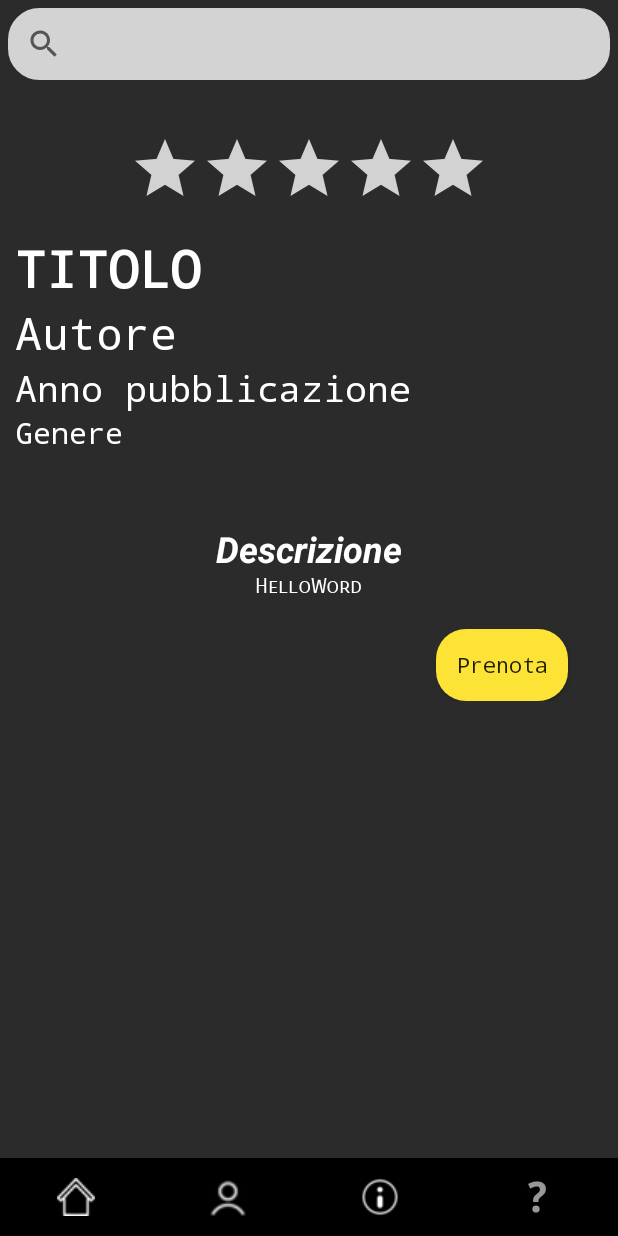
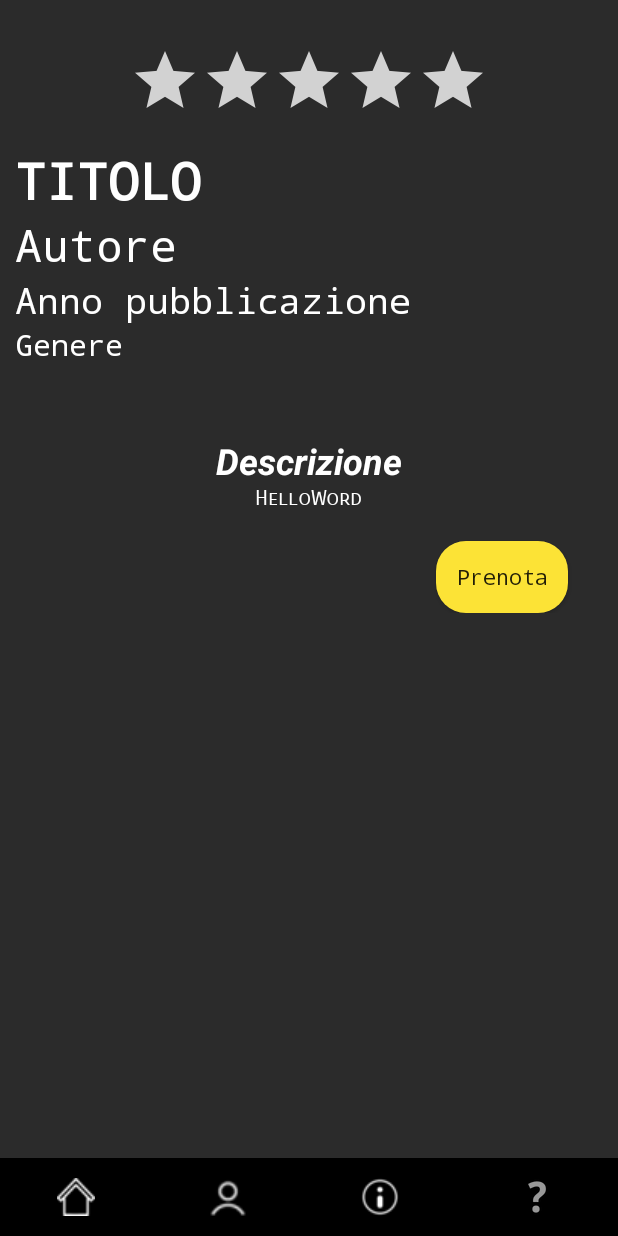
Before and after one commit to josy11unipa/Biblioteca, an Android app: the fragment Libro_Fragment placed in its activity, on a phone screen of 412 x 824 dp. Run offline under Robolectric (Android 15) with nearby library versions, the phone set to English and light mode, and no system bars; Roboto replaces fonts that are not available here; 1 statement that could not run was skipped.

Commit message:
Merge remote-tracking branch 'github/master'

```diff
--- a/app/src/main/java/com/example/biblioteca/FragmentSearch.kt
+++ /dev/null
@@ -1,52 +0,0 @@
-package com.example.biblioteca
-
-import android.os.Bundle
-import android.util.Log
-import android.view.LayoutInflater
-import android.view.View
-import android.view.ViewGroup
-import android.widget.FrameLayout
-import android.widget.SearchView
-import androidx.core.os.bundleOf
-import androidx.fragment.app.Fragment
-import androidx.fragment.app.FragmentManager
-import androidx.fragment.app.setFragmentResult
-import com.example.biblioteca.databinding.FragmentSearchBinding
-import com.example.biblioteca.home.Home_Fragment
-import kotlinx.coroutines.selects.select
-
-class FragmentSearch(): Fragment() {
-    private lateinit var binding: FragmentSearchBinding
-    companion object{
-        var text : CharSequence= ""
-    }
-    override fun onCreateView(
-        inflater: LayoutInflater,
-        container: ViewGroup?,
-        savedInstanceState: Bundle?
-    ): View? {
-        binding= FragmentSearchBinding.inflate(inflater)
-        binding.searchBar.setOnClickListener{
-            binding.searchBar.isIconified = false
-        }
-
-        binding.searchBar.setOnQueryTextListener (object :SearchView.OnQueryTextListener {
-            override fun onQueryTextSubmit(query: String?): Boolean {
-                text = binding.searchBar.query.toString()
-                Log.i("TEXT","parola cercata: ${text}")
-                val query =
-                    "select * from libro where autore LIKE '%$text%' or titolo LIKE '%$text%' or anno LIKE'%$text%' or genere LIKE'$text';"
-
-                setFragmentResult("queryK", bundleOf("queryB" to query))
-                Log.i("FragmentSearch","query: $query text: $text")
-                return true
-            }
-            override fun onQueryTextChange(newText: String?): Boolean {
-                return false
-            }
-
-        })
-
-        return binding.root
-    }
-}
--- a/app/src/main/java/com/example/biblioteca/Libro_Fragment.kt
+++ b/app/src/main/java/com/example/biblioteca/Libro_Fragment.kt
@@ -31,8 +31,6 @@ class Libro_Fragment:Fragment() {
         savedInstanceState: Bundle?
     ): View? {
         binding=LibroLayoutBinding.inflate(inflater)
-        var text = FragmentSearch.text
-        Log.i("TEXT in libro","parola cercata: ${FragmentSearch.text}")
 
         setFragmentResultListener("keyId"){ requestKey, bundle ->
             val libroS=bundle.getString("keyBundleId")
--- a/app/src/main/java/com/example/biblioteca/home/Home_Fragment.kt
+++ b/app/src/main/java/com/example/biblioteca/home/Home_Fragment.kt
@@ -1,19 +1,16 @@
 package com.example.biblioteca.home
 
-import android.content.ContentValues
 import android.os.Bundle
-import android.util.Log
 import android.view.LayoutInflater
 import android.view.View
 import android.view.ViewGroup
+import android.widget.SearchView
 import android.widget.Toast
 import androidx.core.os.bundleOf
 import androidx.fragment.app.Fragment
 import androidx.fragment.app.setFragmentResult
-import androidx.fragment.app.setFragmentResultListener
 import androidx.recyclerview.widget.GridLayoutManager
 import com.example.biblioteca.ClientNetwork
-import com.example.biblioteca.FragmentSearch
 import com.example.biblioteca.Libro_Fragment
 import com.example.biblioteca.R
 import com.example.biblioteca.databinding.HomeLayoutBinding
@@ -31,19 +28,29 @@ class Home_Fragment(): Fragment() {
         container: ViewGroup?,
         savedInstanceState: Bundle?
     ): View? {
-        var queryL="Select * from libro order by titolo;"
-        var text = FragmentSearch.text.toString()
-        if(text!=""){
-            queryL="select * from libro where autore LIKE '%$text%' or titolo LIKE '%$text%' or anno LIKE'%$text%' or genere LIKE'$text';\""
+        var query="Select * from libro order by titolo;"
+        binding = HomeLayoutBinding.inflate(inflater)
+
+        binding.searchBar.setOnClickListener{
+            binding.searchBar.isIconified = false
         }
-        binding = HomeLayoutBinding.inflate(inflater)
-        Log.i("queryL","queryL:$queryL")
-        setFragmentResultListener("queryK"){requestKey, bundle ->
-            //queryL=bundle.getString("queryHome").toString()
-            queryL=bundle.getString("queryB").toString()
-            getbook(queryL)
-        }
-        getbook(queryL)
+
+        binding.searchBar.setOnQueryTextListener (object : SearchView.OnQueryTextListener {
+            override fun onQueryTextSubmit(parola: String?): Boolean {
+                val query =
+                    "select * from libro where autore LIKE '%$parola%' " +
+                            "or titolo LIKE '%$parola%' " +
+                            "or anno LIKE'%$parola%' " +
+                            "or genere LIKE'$parola';"
+                getbook(query)
+                return true
+            }
+            override fun onQueryTextChange(newText: String?): Boolean {
+                return false
+            }
+
+        })
+        getbook(query)
         return binding.root
     }
     private fun getbook (query:String) {
--- a/app/src/main/java/com/example/biblioteca/info/Info_Fragment.kt
+++ b/app/src/main/java/com/example/biblioteca/info/Info_Fragment.kt
@@ -20,10 +20,7 @@ class Info_Fragment : Fragment() {
         savedInstanceState: Bundle?
     ): View? {
         binding = InfoLayoutBinding.inflate(inflater)
-        val result = "Info"
-        setFragmentResult("key", bundleOf("keyBundle" to result))
         val uri="https://www.google.com/maps/dir//Viale+delle+Scienze,+8,+90128+Palermo+PA/@38.1051203,13.3454843,17z/data=!4m8!4m7!1m0!1m5!1m1!1s0x1319ef7a384ba497:0x8fcd066cfdddd06f!2m2!1d13.3480592!2d38.1051203?entry=ttu"
-
         binding.buttonMaps.setOnClickListener{
             val i = Intent(Intent.ACTION_VIEW, Uri.parse(uri))
             startActivity(i)
--- a/app/src/main/res/layout/activity_main.xml
+++ b/app/src/main/res/layout/activity_main.xml
@@ -5,16 +5,6 @@
     android:layout_width="match_parent"
     android:layout_height="match_parent"
     tools:context=".MainActivity">
-
-    <androidx.fragment.app.FragmentContainerView
-        android:id="@+id/fragmentSearchBar"
-        android:name="com.example.biblioteca.FragmentSearch"
-        android:layout_width="match_parent"
-        android:layout_height="wrap_content"
-        app:layout_constraintEnd_toEndOf="parent"
-        app:layout_constraintStart_toStartOf="parent"
-        app:layout_constraintTop_toTopOf="parent"
-        tools:layout="@layout/fragment_search" />
 
     <androidx.fragment.app.FragmentContainerView
         android:id="@+id/fragmentMain"
@@ -26,7 +16,7 @@
         app:layout_constraintEnd_toEndOf="parent"
         app:layout_constraintHorizontal_bias="0.47"
         app:layout_constraintStart_toStartOf="parent"
-        app:layout_constraintTop_toBottomOf="@+id/fragmentSearchBar"
+        app:layout_constraintTop_toTopOf="parent"
         app:layout_constraintVertical_bias="0.247"
         tools:layout="@layout/home_layout" />
 
--- a/app/src/main/res/layout/fragment_search.xml
+++ /dev/null
@@ -1,29 +0,0 @@
-<?xml version="1.0" encoding="utf-8"?>
-<androidx.constraintlayout.widget.ConstraintLayout xmlns:android="http://schemas.android.com/apk/res/android"
-    xmlns:app="http://schemas.android.com/apk/res-auto"
-    xmlns:tools="http://schemas.android.com/tools"
-    android:layout_width="match_parent"
-    android:layout_height="match_parent"
-    tools:context="FragmentSearch">
-
-    <FrameLayout
-        android:id="@+id/frameSearch"
-        android:layout_width="match_parent"
-        android:layout_height="wrap_content"
-        android:background="@color/home"
-        app:layout_constraintLeft_toLeftOf="parent"
-        app:layout_constraintRight_toRightOf="parent"
-        app:layout_constraintTop_toTopOf="parent">
-
-        <SearchView
-            android:id="@+id/searchBar"
-            android:layout_width="match_parent"
-            android:layout_height="match_parent"
-            android:layout_marginHorizontal="5dp"
-            android:layout_marginVertical="5dp"
-            android:background="@drawable/barra_ricerca"
-            android:backgroundTint="#D3D3D3"
-            android:textColor="@android:color/white" />
-
-    </FrameLayout>
-</androidx.constraintlayout.widget.ConstraintLayout>
```
Also changed, not shown: app/src/main/java/com/example/biblioteca/MainActivity.kt (+1 -21 lines), app/src/main/java/com/example/biblioteca/user/Login_Fragment.kt (+0 -13 lines), app/src/main/res/layout/home_layout.xml (+16 -5 lines).
